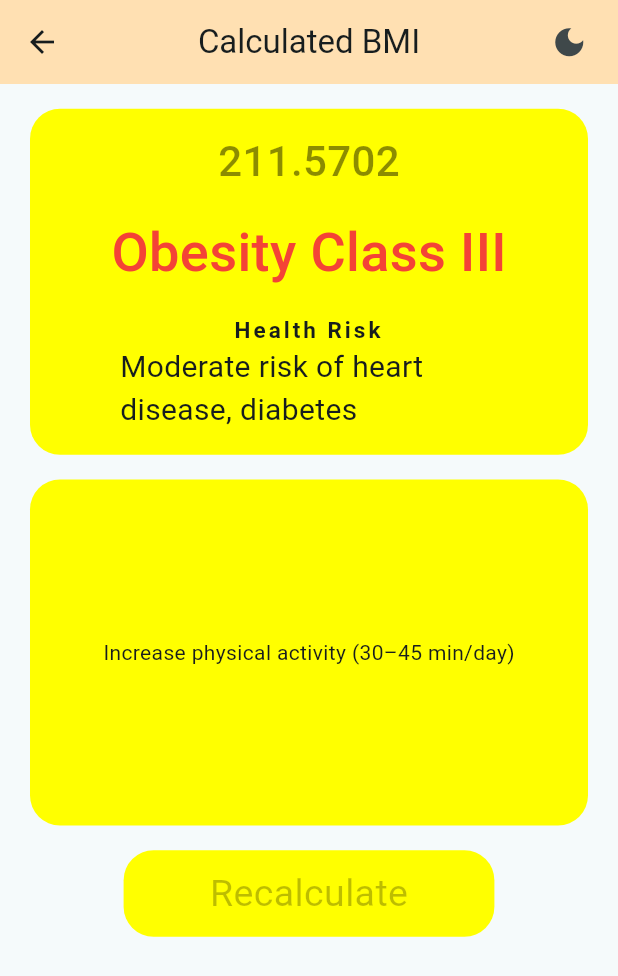
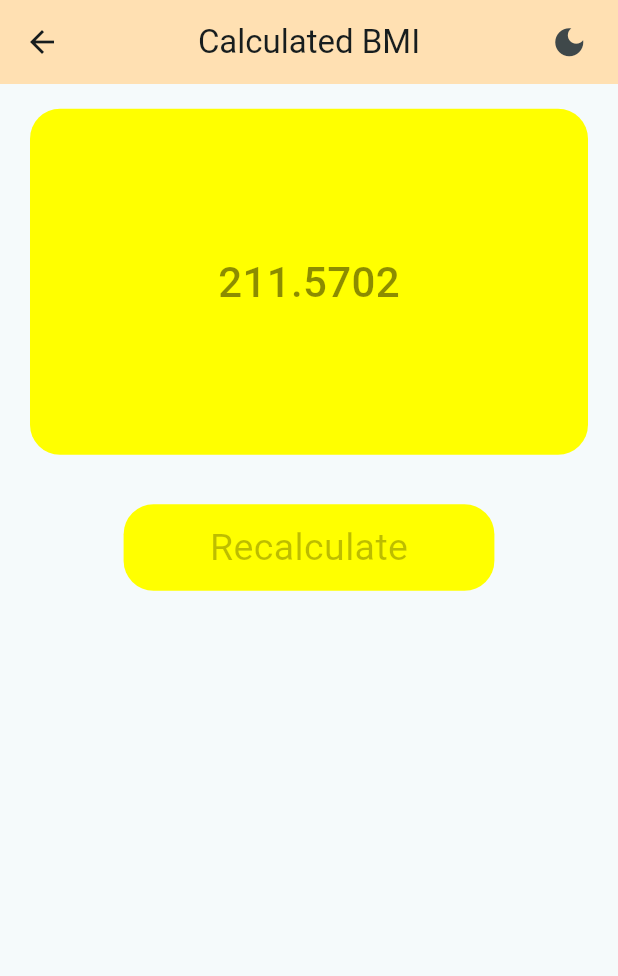
Before and after one commit to Ratndeep1999/bmi_calculator, a Flutter app: the screen it shows after launch, after a tap on "Calculate", on a phone screen of 412 x 824 dp. Shown: the top 976 px of the screen. Run offline on Flutter 3.47's test engine with Material 3 defaults, Android fonts, the phone set to English and light mode, and no system bars.

Commit message:
calculated_bmi_result_page.dart : Ui change and bhi show

```diff
--- a/lib/calculated_bmi_result_page.dart
+++ b/lib/calculated_bmi_result_page.dart
@@ -62,60 +62,12 @@ class _CalculatedBmiState extends State<CalculatedBmi> {
                       ),
                     ),
 
-                    // Category
-                    Text(
-                      'Obesity Class III',
-                      style: TextStyle(
-                        color: Colors.red,
-                          fontSize: 36,
-                          fontWeight: FontWeight.w500
-                      ),
-                    ),
 
-                    Padding(
-                      padding: const EdgeInsets.symmetric(horizontal: 60),
-                      child: Column(
-                        children: [
-                          const Text(
-                              "Health Risk",
-                              style: TextStyle(
-                                  fontSize: 15,
-                                fontWeight: FontWeight.bold,
-                                letterSpacing: 2.0
-                              ),
-                              textAlign: TextAlign.center
-                          ),
-                          // Health Risk
-                          Text(
-                            'Moderate risk of heart disease, diabetes',
-                            style: TextStyle(
-                                fontSize: 20,
-                                fontWeight: FontWeight.w400
-                            ),
-                          ),
-                        ],
-                      ),
-                    ),
                   ],
                 ),
               ),
 
               SizedBox( height: MediaQuery.of(context).size.height * 0.02 ),  // 15
-
-              // Suggestions Section
-              Container(
-                height: MediaQuery.of(context).size.height * 0.28,
-                width: MediaQuery.of(context).size.width,
-                decoration: BoxDecoration(
-                  borderRadius: BorderRadius.circular(20),
-                  color: Colors.yellowAccent,
-                ),
-                child: Center(
-                  child: Text (
-                    'Increase physical activity (30–45 min/day)'
-                  ),
-                ),
-              ),
 
               SizedBox( height: MediaQuery.of(context).size.height * 0.02 ),  // 15
 
```
